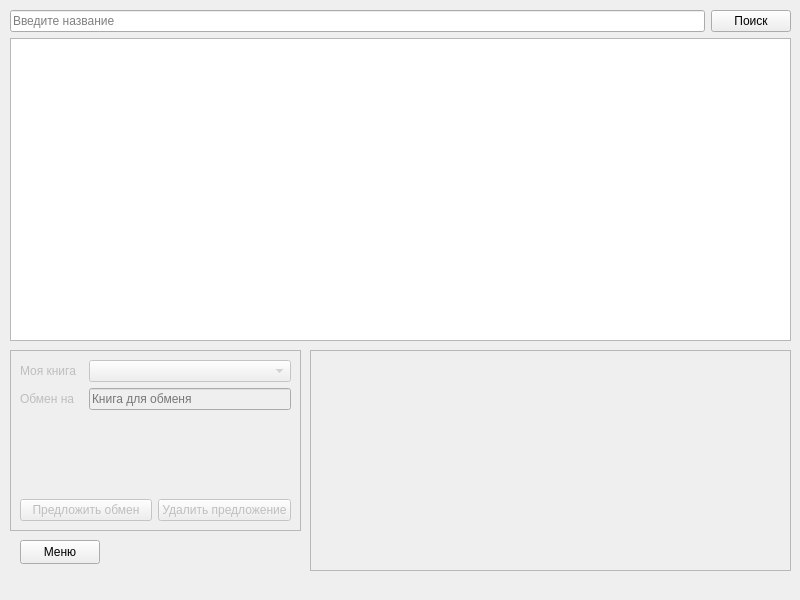
First picture: the form in useroffers.ui, repository DeveloperMan313/book-exchange-qt, before the edit.
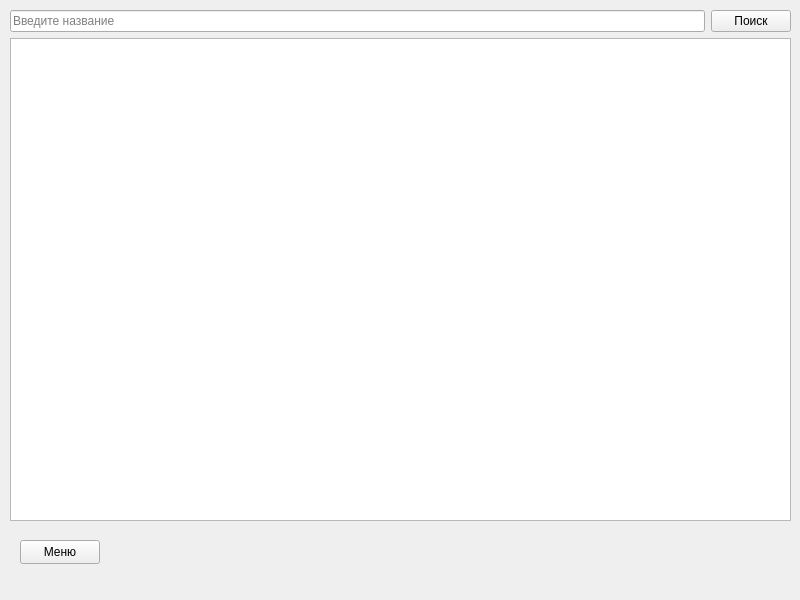
Second picture: the form after the edit.

Commit message: Delete junk from useroffers

```diff
--- a/useroffers.ui
+++ b/useroffers.ui
@@ -20,103 +20,6 @@
    <string>Объявления</string>
   </property>
   <widget class="QWidget" name="centralwidget">
-   <widget class="QFrame" name="frame">
-    <property name="enabled">
-     <bool>false</bool>
-    </property>
-    <property name="geometry">
-     <rect>
-      <x>10</x>
-      <y>350</y>
-      <width>291</width>
-      <height>181</height>
-     </rect>
-    </property>
-    <property name="sizePolicy">
-     <sizepolicy hsizetype="Fixed" vsizetype="Fixed">
-      <horstretch>0</horstretch>
-      <verstretch>0</verstretch>
-     </sizepolicy>
-    </property>
-    <property name="frameShape">
-     <enum>QFrame::Shape::StyledPanel</enum>
-    </property>
-    <property name="frameShadow">
-     <enum>QFrame::Shadow::Plain</enum>
-    </property>
-    <layout class="QGridLayout" name="gridLayout">
-     <item row="1" column="1" colspan="3">
-      <widget class="QComboBox" name="cbMyBook">
-       <property name="placeholderText">
-        <string>Моя книга</string>
-       </property>
-      </widget>
-     </item>
-     <item row="4" column="1">
-      <spacer name="verticalSpacer_2">
-       <property name="orientation">
-        <enum>Qt::Orientation::Vertical</enum>
-       </property>
-       <property name="sizeHint" stdset="0">
-        <size>
-         <width>20</width>
-         <height>30</height>
-        </size>
-       </property>
-      </spacer>
-     </item>
-     <item row="2" column="0">
-      <widget class="QLabel" name="lbOthersBook">
-       <property name="text">
-        <string>Обмен на</string>
-       </property>
-      </widget>
-     </item>
-     <item row="6" column="2" colspan="2">
-      <widget class="QPushButton" name="btnDelOffer">
-       <property name="sizePolicy">
-        <sizepolicy hsizetype="Preferred" vsizetype="Fixed">
-         <horstretch>0</horstretch>
-         <verstretch>0</verstretch>
-        </sizepolicy>
-       </property>
-       <property name="text">
-        <string>Удалить предложение</string>
-       </property>
-      </widget>
-     </item>
-     <item row="2" column="1" colspan="3">
-      <widget class="QLineEdit" name="leOthersBook">
-       <property name="maxLength">
-        <number>13</number>
-       </property>
-       <property name="placeholderText">
-        <string>Книга для обменя</string>
-       </property>
-      </widget>
-     </item>
-     <item row="6" column="0" colspan="2">
-      <widget class="QPushButton" name="btnOfferSwap">
-       <property name="sizePolicy">
-        <sizepolicy hsizetype="Preferred" vsizetype="Fixed">
-         <horstretch>0</horstretch>
-         <verstretch>0</verstretch>
-        </sizepolicy>
-       </property>
-       <property name="text">
-        <string>Предложить обмен</string>
-       </property>
-      </widget>
-     </item>
-     <item row="1" column="0">
-      <widget class="QLabel" name="lbMyBook">
-       <property name="text">
-        <string>Моя книга</string>
-       </property>
-      </widget>
-     </item>
-    </layout>
-   </widget>
    <widget class="QPushButton" name="btnMenu">
     <property name="geometry">
      <rect>
@@ -136,7 +39,7 @@
       <x>10</x>
       <y>10</y>
       <width>781</width>
-      <height>331</height>
+      <height>511</height>
      </rect>
     </property>
     <layout class="QVBoxLayout" name="vlTable">
@@ -170,25 +73,6 @@
      </item>
     </layout>
    </widget>
-   <widget class="QTableWidget" name="twMine">
-    <property name="enabled">
-     <bool>false</bool>
-    </property>
-    <property name="geometry">
-     <rect>
-      <x>310</x>
-      <y>350</y>
-      <width>481</width>
-      <height>221</height>
-     </rect>
-    </property>
-    <property name="sizePolicy">
-     <sizepolicy hsizetype="Expanding" vsizetype="Expanding">
-      <horstretch>0</horstretch>
-      <verstretch>0</verstretch>
-     </sizepolicy>
-    </property>
-   </widget>
   </widget>
   <widget class="QMenuBar" name="menubar">
    <property name="geometry">
```
Left out of the diff: 2 changed lines with no effect on the pictures. The commit also changes 2 other files.
